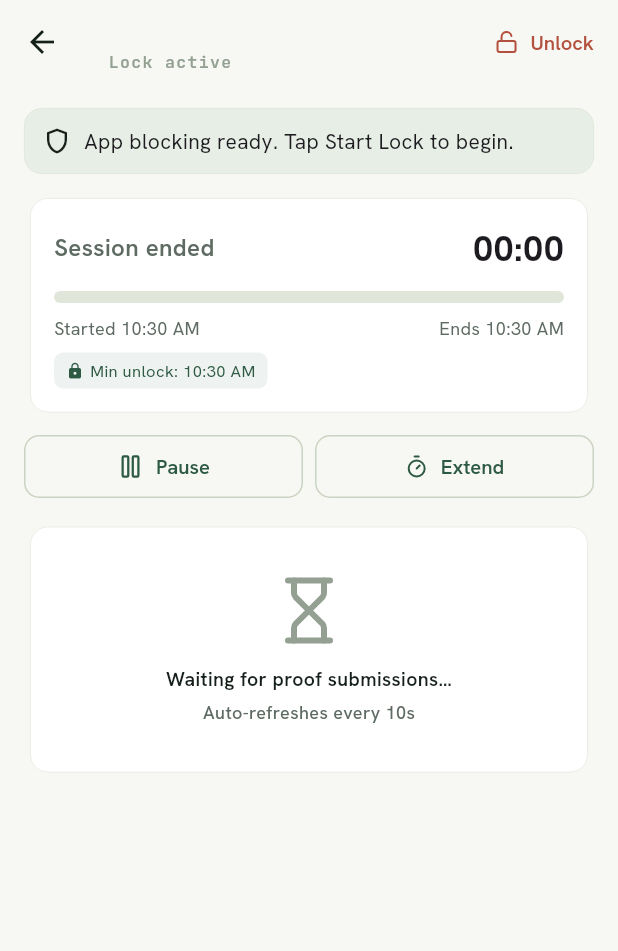
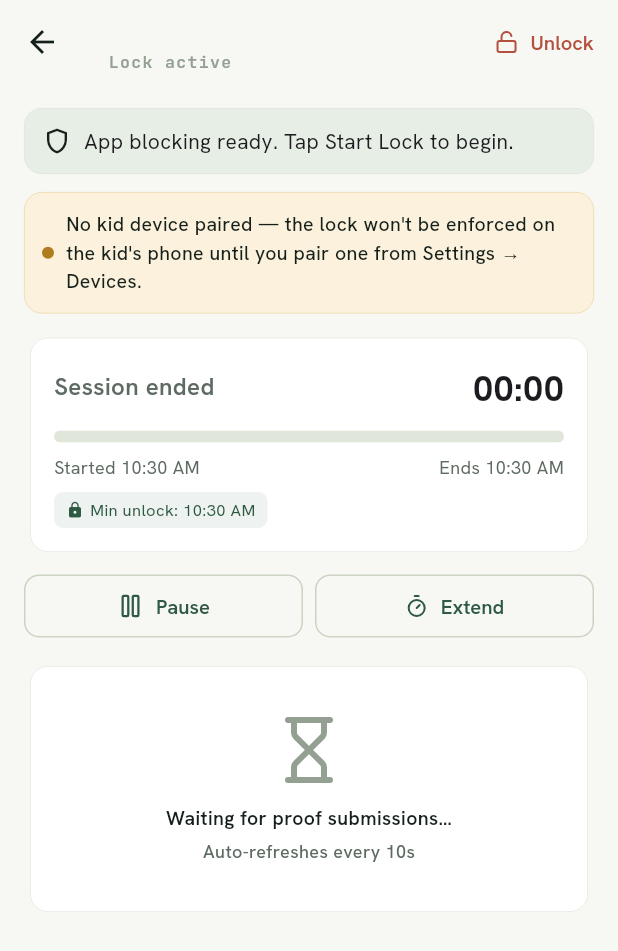
Before and after one commit to 5vepatel20-cyber/DoneFirst, a Flutter app: the LockActiveScreen screen opened directly with empty values, on a phone screen of 412 x 824 dp. Shown: the top 951 px of the screen. Run offline on Flutter 3.47's test engine with Material 3 defaults, Android fonts, the phone set to English and light mode, and no system bars; our stand-ins replace google_fonts, google_sign_in, image_picker, lucide_icons, sentry_flutter, share_plus and 2 more; missing offline and left inert: flutter_screentime; accounts and stored records are empty.

Commit message:
Lock-active screen: warn when no kid device is paired
Added _buildNoKidDeviceBanner, an info-only warn-fill card
shown below the timer when the family has no paired device
for this child. Copy: 'No kid device paired — the lock won't
be enforced on the kid's phone until you pair one from
Settings → Devices.'

Why: previously the chip only rendered when _kidDevice != null,
so parents who started a lock without pairing a device got
no signal that the kid's phone wasn't being locked. The
blocking-status banner covers the parent's phone; this covers
the kid's phone.

Kept info-only (no CTA button) so the lock view stays focused
on the timer / proofs / end-lock controls. All 307 tests pass.

```diff
--- a/lib/screens/lock_active_screen.dart
+++ b/lib/screens/lock_active_screen.dart
@@ -206,6 +206,48 @@ class _LockActiveScreenState extends State<LockActiveScreen> {
             Text(
               device.lastSeenLabel(DateTime.now()),
               style: AppText.bodySecondary(size: 12),
+            ),
+          ],
+        ),
+      ),
+    );
+  }
+
+  /// Shown when there's no paired kid device for this child at
+  /// all. The parent's own phone will get the blocking broadcast
+  /// (this screen's banner above handles that), but without a
+  /// paired device the kid's phone won't actually be locked.
+  /// Keep this info-only — no CTA — so the lock view stays
+  /// focused on the timer. The parent can fix this from
+  /// Settings → Devices when they're done with the session.
+  Widget _buildNoKidDeviceBanner() {
+    return Card(
+      margin: const EdgeInsets.only(bottom: 12),
+      color: AppColors.warnFill,
+      shape: RoundedRectangleBorder(
+        borderRadius: BorderRadius.circular(AppRadius.card),
+        side: const BorderSide(color: AppColors.warnBd, width: 0.5),
+      ),
+      child: Padding(
+        padding: const EdgeInsets.all(12),
+        child: Row(
+          children: [
+            Container(
+              width: 8,
+              height: 8,
+              decoration: const BoxDecoration(
+                shape: BoxShape.circle,
+                color: AppColors.warn,
+              ),
+            ),
+            const SizedBox(width: 8),
+            Expanded(
+              child: Text(
+                'No kid device paired — the lock won\'t be '
+                'enforced on the kid\'s phone until you pair one '
+                'from Settings → Devices.',
+                style: AppText.body(size: 13, color: AppColors.ink),
+              ),
             ),
           ],
         ),
@@ -575,6 +617,7 @@ class _LockActiveScreenState extends State<LockActiveScreen> {
                   children: [
                     _buildBlockingStatusBanner(),
                     if (_kidDevice != null) _buildKidDeviceChip(_kidDevice!),
+                    if (_kidDevice == null) _buildNoKidDeviceBanner(),
                     if (_session != null)
                       SessionTimer(
                         sessionStart: _session!.startedAt,
```
